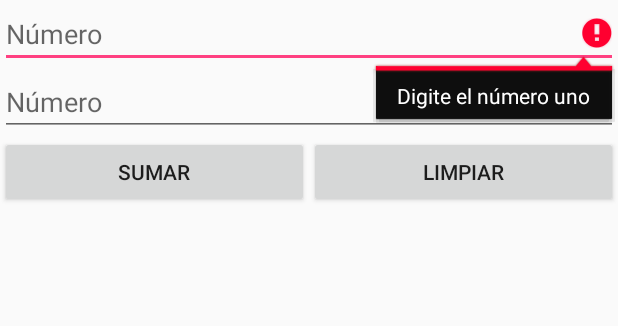
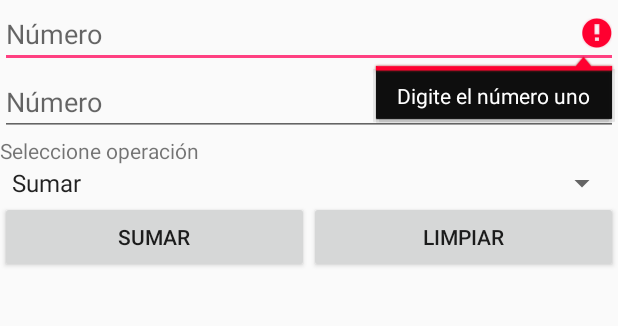
Before and after one commit to acampoe/CalculatorTest, an Android app: the screen it shows after launch (MainActivity), after a tap on "SUMAR", on a phone screen of 412 x 824 dp, the part 121-447 px from its top. Run offline under Robolectric (Android 15) with nearby library versions, the phone set to English and light mode, and no system bars.

Commit message:
operaciones completo sin test

```diff
--- a/app/src/main/java/com/movil/operacionesmovil2018/MainActivity.java
+++ b/app/src/main/java/com/movil/operacionesmovil2018/MainActivity.java
@@ -4,13 +4,20 @@ import android.content.res.Resources;
 import android.support.v7.app.AppCompatActivity;
 import android.os.Bundle;
 import android.view.View;
+import android.widget.AdapterView;
+import android.widget.ArrayAdapter;
+import android.widget.Button;
 import android.widget.EditText;
+import android.widget.Spinner;
 import android.widget.TextView;
 
 public class MainActivity extends AppCompatActivity {
     private EditText n1, n2;
     private TextView res;
     private Resources recursos;
+    private Spinner operaciones;
+    private String[] op;
+    private Button boton;
     @Override
     protected void onCreate(Bundle savedInstanceState) {
         super.onCreate(savedInstanceState);
@@ -19,29 +26,89 @@ public class MainActivity extends AppCompatActivity {
         n2 = findViewById(R.id.txtNumber2);
         res = findViewById(R.id.lblResult);
         recursos = this.getResources();
+        operaciones = findViewById(R.id.cmbOperacion);
+        op = recursos.getStringArray(R.array.operaciones);
+        ArrayAdapter<String> adapter =
+                new ArrayAdapter<String>(this, android.R.layout.simple_spinner_item, op);
+        operaciones.setAdapter(adapter);
+        boton = findViewById(R.id.cmdOperacion);
+        operaciones.setOnItemSelectedListener(new AdapterView.OnItemSelectedListener() {
+            @Override
+            public void onItemSelected(AdapterView<?> adapterView, View view, int i, long l) {
+                switch (i){
+                    case 0:
+                        boton.setText(recursos.getString(R.string.sumar));
+                        break;
+                    case 1:
+                        boton.setText(recursos.getString(R.string.restar));
+                        break;
+                    case 2:
+                        boton.setText(recursos.getString(R.string.multiplicar));
+                        break;
+                    case 3:
+                        boton.setText(recursos.getString(R.string.dividir));
+                        break;
+                }
+            }
+
+            @Override
+            public void onNothingSelected(AdapterView<?> adapterView) {
+
+            }
+        });
 
     }
-        public void Calculate(View v){
-            if(n1.getText().toString().isEmpty()){
+
+        public  boolean Validar() {
+            int opcion = operaciones.getSelectedItemPosition();
+            if (n1.getText().toString().isEmpty()) {
                 n1.requestFocus();
                 n1.setError(recursos.getString(R.string.error_uno));
-            }else if(n2.getText().toString().isEmpty()){
+                return false;
+            }
+            if (n2.getText().toString().isEmpty()) {
                 n2.requestFocus();
                 n2.setError(recursos.getString(R.string.error_dos));
-            }else {
-                double num1, num2, resultado;
+                return false;
+            }
+            if (opcion == 3 && Double.parseDouble(n2.getText().toString()) == 0) {
+                n2.requestFocus();
+                n2.setError(recursos.getString(R.string.error_tres));
+                return false;
 
-                num1 = Double.parseDouble(n1.getText().toString());
-                num2 = Double.parseDouble(n2.getText().toString());
+            }
+            return true;
+        }
+        public void Calculate(View v){
+                double num1, num2, resultado = 0;
+                int opcion;
+                if(Validar()) {
+                    opcion = operaciones.getSelectedItemPosition();
+                    num1 = Double.parseDouble(n1.getText().toString());
+                    num2 = Double.parseDouble(n2.getText().toString());
+                    switch (opcion) {
+                        case 0:
+                           resultado = Metodos.sumar(num1, num2);
+                           break;
+                        case 1:
+                           resultado = Metodos.restar(num1, num2);
+                           break;
+                        case 2:
+                            resultado = Metodos.multiplicar(num1, num2);
+                            break;
+                        case 3:
+                            resultado = Metodos.dividir(num1, num2);
+                            break;
+                    }
+                    res.setText(String.valueOf(resultado));
+                }
+            }
 
-                resultado = Metodos.sumar(num1, num2);
-
-                res.setText(String.valueOf(resultado));
-            }
-    }
     public void Clear(View v){
             n1.setText(null);
             n2.setText(null);
             res.setText(null);
+            n1.requestFocus();
+            operaciones.setSelection(0);
     }
 }
--- a/app/src/main/res/layout/activity_main.xml
+++ b/app/src/main/res/layout/activity_main.xml
@@ -37,13 +37,23 @@
         android:hint="@string/numbertwo"
         android:inputType="number" />
 
+    <TextView
+        android:layout_width="match_parent"
+        android:layout_height="wrap_content"
+        android:text="@string/Operaciones" />
+
+    <Spinner
+        android:id="@+id/cmbOperacion"
+        android:layout_width="match_parent"
+        android:layout_height="wrap_content" />
+
     <LinearLayout
         android:layout_width="match_parent"
         android:layout_height="wrap_content"
         android:orientation="horizontal">
 
         <Button
-            android:id="@+id/cmdSumar"
+            android:id="@+id/cmdOperacion"
             android:layout_width="wrap_content"
             android:layout_height="wrap_content"
             android:layout_weight="1"
--- a/app/src/main/res/values/strings.xml
+++ b/app/src/main/res/values/strings.xml
@@ -7,4 +7,15 @@
     <string name="Limpiar">Limpiar</string>
     <string name="error_uno">Digite el número uno</string>
     <string name="error_dos">Digite el número dos</string>
+    <string name="Operaciones">Seleccione operación</string>
+    <string name="restar">Restar</string>
+    <string name="multiplicar">Multiplicar</string>
+    <string name="dividir">Dividir</string>
+    <string-array name="operaciones">
+        <item>@string/sumar</item>
+        <item>@string/restar</item>
+        <item>@string/multiplicar</item>
+        <item>@string/dividir</item>
+    </string-array>
+    <string name="error_tres">No se puede dividir entre cero</string>
 </resources>
```
Also changed, not shown: app/src/main/java/com/movil/operacionesmovil2018/Metodos.java (+9 -0 lines), 1 other file.
